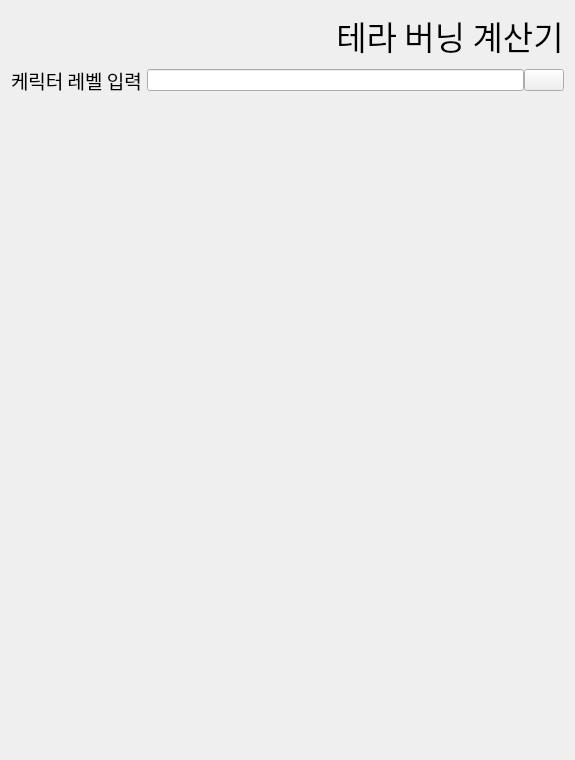
First picture: the form in tera_ui.ui, repository 82lilsak/Tera_burning, before the edit.
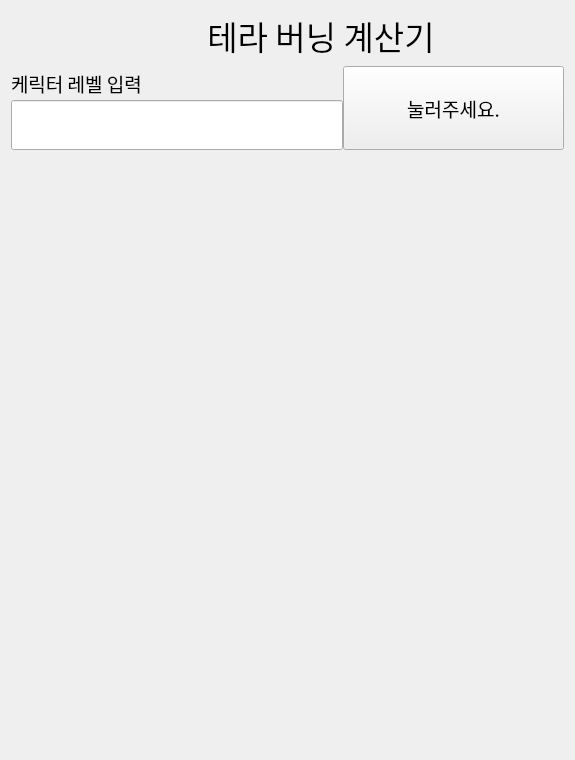
Second picture: the form after the edit. Icons and pictures are not drawn.

Commit message:
수정 중 3개의 레벨 분포 리스트 에 10~ 200까지의 모든 레벨이 들어 있다는 것을 발견함..
199, 198, 197 예외 처리 문구만 남기고 flag 라인 삭제 해도 상관 없을거 같음..

need1lev 을 삭제 하고, self.my lev in list_198 로 수정 해야 함.

Patch:
```diff
--- a/tera_ui.ui
+++ b/tera_ui.ui
@@ -25,12 +25,12 @@
   </property>
   <layout class="QVBoxLayout" name="verticalLayout_2">
    <item>
-    <layout class="QVBoxLayout" name="verticalLayout" stretch="0,1,7">
+    <layout class="QVBoxLayout" name="verticalLayout" stretch="0,1,3,4">
      <property name="sizeConstraint">
       <enum>QLayout::SetFixedSize</enum>
      </property>
      <item>
-      <layout class="QHBoxLayout" name="horizontalLayout_2" stretch="1,0">
+      <layout class="QHBoxLayout" name="horizontalLayout_2" stretch="1,8">
        <item>
         <widget class="QLabel" name="lbl_title_img">
          <property name="text">
@@ -63,11 +63,13 @@
       </layout>
      </item>
      <item>
-      <layout class="QHBoxLayout" name="horizontalLayout" stretch="1,5,5">
+      <layout class="QHBoxLayout" name="horizontalLayout" stretch="6,4">
        <property name="spacing">
         <number>0</number>
        </property>
        <item>
+        <layout class="QVBoxLayout" name="verticalLayout_3" stretch="4,6">
+         <item>
         <widget class="QLabel" name="lbl_cha">
          <property name="font">
           <font>
@@ -84,21 +86,36 @@
         </widget>
        </item>
        <item>
-        <widget class="QLineEdit" name="lbl_line"/>
+          <widget class="QLineEdit" name="lbl_line">
+           <property name="sizePolicy">
+            <sizepolicy hsizetype="Preferred" vsizetype="Preferred">
+             <horstretch>0</horstretch>
+             <verstretch>0</verstretch>
+            </sizepolicy>
+           </property>
+          </widget>
+         </item>
+        </layout>
        </item>
        <item>
         <widget class="QPushButton" name="btn_tera">
          <property name="sizePolicy">
-          <sizepolicy hsizetype="Fixed" vsizetype="Fixed">
+          <sizepolicy hsizetype="Preferred" vsizetype="Preferred">
            <horstretch>0</horstretch>
            <verstretch>0</verstretch>
           </sizepolicy>
          </property>
+         <property name="font">
+          <font>
+           <family>CookieRun Bold</family>
+           <pointsize>14</pointsize>
+          </font>
+         </property>
          <property name="focusPolicy">
           <enum>Qt::StrongFocus</enum>
          </property>
          <property name="text">
-          <string/>
+          <string>눌러주세요.</string>
          </property>
          <property name="icon">
           <iconset>
@@ -115,7 +132,14 @@
       </layout>
      </item>
      <item>
-      <widget class="QLabel" name="lbl_text">
+      <widget class="QLabel" name="lbl_text_write">
+       <property name="text">
+        <string/>
+       </property>
+      </widget>
+     </item>
+     <item>
+      <widget class="QLabel" name="lbl_text_info">
        <property name="text">
         <string/>
        </property>
```
Lines whose indentation alone changed are shown as unchanged. The commit also changes 1 other file.
